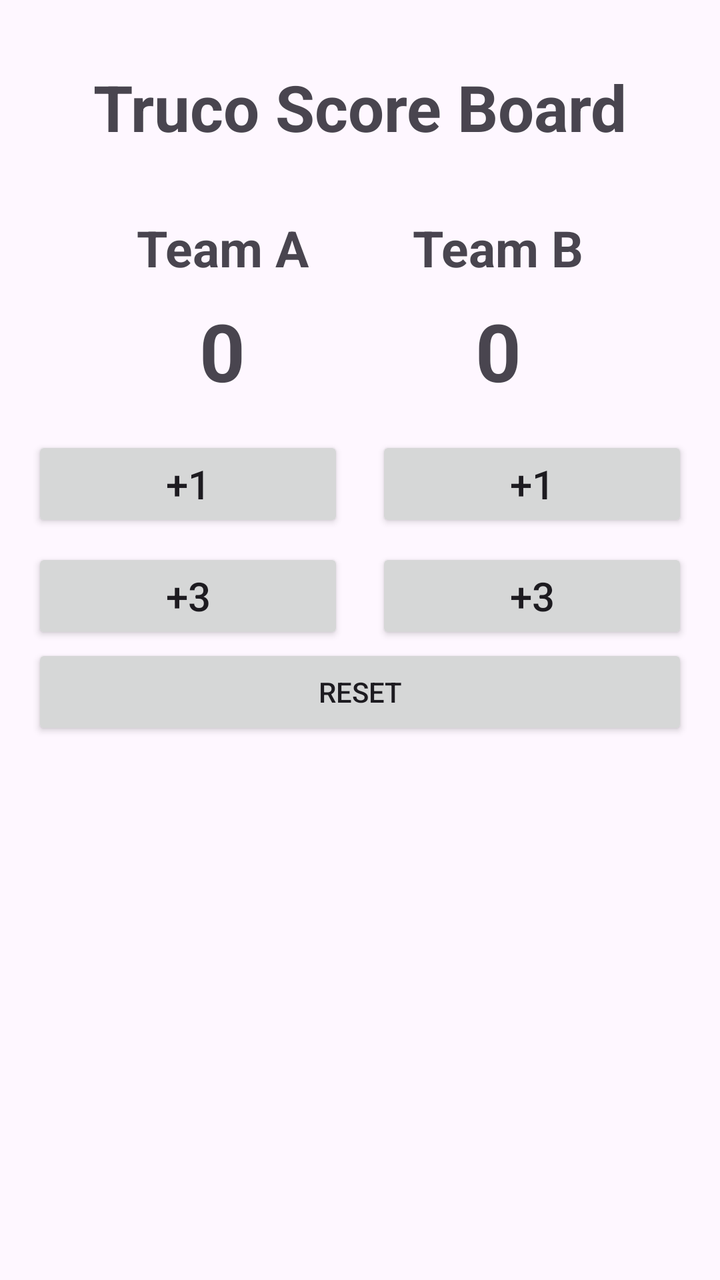
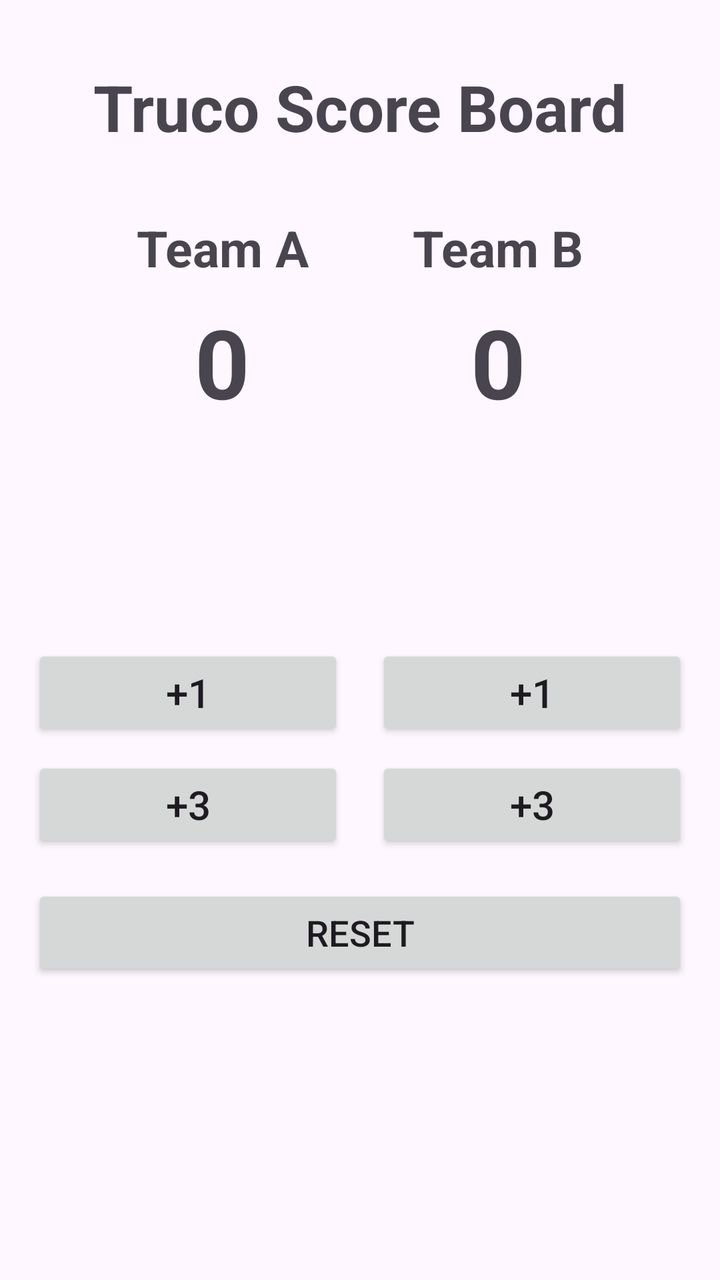

Compare the two renders of this Android layout. The source of the first and the diff that turns it into the second are given below.
<!-- AndroidManifest.xml: application theme Theme.TrucoScoreBoard -->
<!-- res/layout/activity_main.xml -->
<?xml version="1.0" encoding="utf-8"?>
<androidx.constraintlayout.widget.ConstraintLayout
    xmlns:android="http://schemas.android.com/apk/res/android"
    xmlns:app="http://schemas.android.com/apk/res-auto"
    xmlns:tools="http://schemas.android.com/tools"
    android:id="@+id/main"
    android:layout_width="match_parent"
    android:layout_height="match_parent"
    android:padding="16dp"
    tools:context=".MainActivity">

    <TextView
        android:id="@+id/textScore"
        android:layout_width="wrap_content"
        android:layout_height="wrap_content"
        android:text="Truco Score Board"
        android:textSize="32sp"
        android:textStyle="bold"
        android:layout_marginTop="16dp"
        app:layout_constraintEnd_toEndOf="parent"
        app:layout_constraintStart_toStartOf="parent"
        app:layout_constraintTop_toTopOf="parent" />

    <TextView
        android:id="@+id/TeamA"
        android:layout_width="wrap_content"
        android:layout_height="wrap_content"
        android:text="Team A"
        android:textSize="25sp"
        android:textStyle="bold"
        android:layout_marginTop="32dp"
        app:layout_constraintTop_toBottomOf="@id/textScore"
        app:layout_constraintStart_toStartOf="parent"
        app:layout_constraintEnd_toStartOf="@id/TeamB" />

    <TextView
        android:id="@+id/textScoreA"
        android:layout_width="wrap_content"
        android:layout_height="wrap_content"
        android:text="0"
        android:textSize="40sp"
        android:textStyle="bold"
        android:layout_marginTop="8dp"
        app:layout_constraintTop_toBottomOf="@id/TeamA"
        app:layout_constraintStart_toStartOf="@id/TeamA"
        app:layout_constraintEnd_toEndOf="@id/TeamA" />

    <Button
        android:id="@+id/btnIncrement1A"
        android:layout_width="0dp"
        android:layout_height="wrap_content"
        android:text="+1"
        android:textSize="20sp"
        android:layout_marginTop="16dp"
        android:layout_marginEnd="8dp"
        app:layout_constraintTop_toBottomOf="@id/textScoreA"
        app:layout_constraintStart_toStartOf="parent"
        app:layout_constraintEnd_toStartOf="@id/btnIncrement1B" />

    <Button
        android:id="@+id/btnIncrement3A"
        android:layout_width="0dp"
        android:layout_height="wrap_content"
        android:text="+3"
        android:textSize="20sp"
        android:layout_marginTop="8dp"
        app:layout_constraintTop_toBottomOf="@id/btnIncrement1A"
        app:layout_constraintStart_toStartOf="@id/btnIncrement1A"
        app:layout_constraintEnd_toEndOf="@id/btnIncrement1A" />

    <TextView
        android:id="@+id/TeamB"
        android:layout_width="wrap_content"
        android:layout_height="wrap_content"
        android:text="Team B"
        android:textSize="25sp"
        android:textStyle="bold"
        android:layout_marginTop="32dp"
        app:layout_constraintTop_toBottomOf="@id/textScore"
        app:layout_constraintStart_toEndOf="@id/TeamA"
        app:layout_constraintEnd_toEndOf="parent" />

    <TextView
        android:id="@+id/textScoreAB"
        android:layout_width="wrap_content"
        android:layout_height="wrap_content"
        android:text="0"
        android:textSize="40sp"
        android:textStyle="bold"
        android:layout_marginTop="8dp"
        app:layout_constraintTop_toBottomOf="@id/TeamB"
        app:layout_constraintStart_toStartOf="@id/TeamB"
        app:layout_constraintEnd_toEndOf="@id/TeamB" />

    <Button
        android:id="@+id/btnIncrement1B"
        android:layout_width="0dp"
        android:layout_height="wrap_content"
        android:text="+1"
        android:textSize="20sp"
        android:layout_marginTop="16dp"
        android:layout_marginStart="8dp"
        app:layout_constraintTop_toBottomOf="@id/textScoreAB"
        app:layout_constraintStart_toEndOf="@id/btnIncrement1A"
        app:layout_constraintEnd_toEndOf="parent" />

    <Button
        android:id="@+id/btnIncrement3B"
        android:layout_width="0dp"
        android:layout_height="wrap_content"
        android:text="+3"
        android:textSize="20sp"
        android:layout_marginTop="8dp"
        app:layout_constraintTop_toBottomOf="@id/btnIncrement1B"
        app:layout_constraintStart_toStartOf="@id/btnIncrement1B"
        app:layout_constraintEnd_toEndOf="@id/btnIncrement1B" />

    <Button
        android:id="@+id/btnReset"
        android:layout_width="match_parent"
        android:layout_height="wrap_content"
        android:text="Reset"
        app:layout_constraintTop_toBottomOf="@id/btnIncrement3B"
        app:layout_constraintStart_toStartOf="parent"
        app:layout_constraintStart_toEndOf="parent"
        app:layout_constraintEnd_toStartOf="parent"
        app:layout_constraintEnd_toEndOf="parent" />

</androidx.constraintlayout.widget.ConstraintLayout>
<!-- resources referenced by this layout -->
<resources>
  <style name="Theme.TrucoScoreBoard" parent="Base.Theme.TrucoScoreBoard" />
  <style name="Base.Theme.TrucoScoreBoard" parent="Theme.Material3.DayNight.NoActionBar">
          
          
      </style>
</resources>

<!-- the commit's change to res/layout/activity_main.xml (unified diff, before → after) -->
@@ -38,35 +38,12 @@
         android:layout_width="wrap_content"
         android:layout_height="wrap_content"
         android:text="0"
-        android:textSize="40sp"
+        android:textSize="48sp"
         android:textStyle="bold"
         android:layout_marginTop="8dp"
         app:layout_constraintTop_toBottomOf="@id/TeamA"
         app:layout_constraintStart_toStartOf="@id/TeamA"
         app:layout_constraintEnd_toEndOf="@id/TeamA" />
-
-    <Button
-        android:id="@+id/btnIncrement1A"
-        android:layout_width="0dp"
-        android:layout_height="wrap_content"
-        android:text="+1"
-        android:textSize="20sp"
-        android:layout_marginTop="16dp"
-        android:layout_marginEnd="8dp"
-        app:layout_constraintTop_toBottomOf="@id/textScoreA"
-        app:layout_constraintStart_toStartOf="parent"
-        app:layout_constraintEnd_toStartOf="@id/btnIncrement1B" />
-
-    <Button
-        android:id="@+id/btnIncrement3A"
-        android:layout_width="0dp"
-        android:layout_height="wrap_content"
-        android:text="+3"
-        android:textSize="20sp"
-        android:layout_marginTop="8dp"
-        app:layout_constraintTop_toBottomOf="@id/btnIncrement1A"
-        app:layout_constraintStart_toStartOf="@id/btnIncrement1A"
-        app:layout_constraintEnd_toEndOf="@id/btnIncrement1A" />
 
     <TextView
         android:id="@+id/TeamB"
@@ -81,16 +58,42 @@
         app:layout_constraintEnd_toEndOf="parent" />
 
     <TextView
-        android:id="@+id/textScoreAB"
+        android:id="@+id/textScoreB"
         android:layout_width="wrap_content"
         android:layout_height="wrap_content"
         android:text="0"
-        android:textSize="40sp"
+        android:textSize="48sp"
         android:textStyle="bold"
         android:layout_marginTop="8dp"
         app:layout_constraintTop_toBottomOf="@id/TeamB"
         app:layout_constraintStart_toStartOf="@id/TeamB"
         app:layout_constraintEnd_toEndOf="@id/TeamB" />
+
+    <TextView
+        android:id="@+id/tvStatus"
+        android:layout_width="0dp"
+        android:layout_height="wrap_content"
+        android:text=""
+        android:textSize="22sp"
+        android:textStyle="bold"
+        android:gravity="center"
+        android:textColor="#D32F2F"
+        android:layout_marginTop="32dp"
+        app:layout_constraintTop_toBottomOf="@id/textScoreA"
+        app:layout_constraintStart_toStartOf="parent"
+        app:layout_constraintEnd_toEndOf="parent" />
+
+    <Button
+        android:id="@+id/btnIncrement1A"
+        android:layout_width="0dp"
+        android:layout_height="wrap_content"
+        android:text="+1"
+        android:textSize="20sp"
+        android:layout_marginTop="48dp"
+        android:layout_marginEnd="8dp"
+        app:layout_constraintTop_toBottomOf="@id/tvStatus"
+        app:layout_constraintStart_toStartOf="parent"
+        app:layout_constraintEnd_toStartOf="@id/btnIncrement1B" />
 
     <Button
         android:id="@+id/btnIncrement1B"
@@ -98,11 +101,22 @@
         android:layout_height="wrap_content"
         android:text="+1"
         android:textSize="20sp"
-        android:layout_marginTop="16dp"
+        android:layout_marginTop="48dp"
         android:layout_marginStart="8dp"
-        app:layout_constraintTop_toBottomOf="@id/textScoreAB"
+        app:layout_constraintTop_toBottomOf="@id/tvStatus"
         app:layout_constraintStart_toEndOf="@id/btnIncrement1A"
         app:layout_constraintEnd_toEndOf="parent" />
+
+    <Button
+        android:id="@+id/btnIncrement3A"
+        android:layout_width="0dp"
+        android:layout_height="wrap_content"
+        android:text="+3"
+        android:textSize="20sp"
+        android:layout_marginTop="8dp"
+        app:layout_constraintTop_toBottomOf="@id/btnIncrement1A"
+        app:layout_constraintStart_toStartOf="@id/btnIncrement1A"
+        app:layout_constraintEnd_toEndOf="@id/btnIncrement1A" />
 
     <Button
         android:id="@+id/btnIncrement3B"
@@ -117,13 +131,13 @@
 
     <Button
         android:id="@+id/btnReset"
-        android:layout_width="match_parent"
+        android:layout_width="0dp"
         android:layout_height="wrap_content"
         android:text="Reset"
-        app:layout_constraintTop_toBottomOf="@id/btnIncrement3B"
+        android:textSize="18sp"
+        android:layout_marginTop="16dp"
+        app:layout_constraintTop_toBottomOf="@id/btnIncrement3A"
         app:layout_constraintStart_toStartOf="parent"
-        app:layout_constraintStart_toEndOf="parent"
-        app:layout_constraintEnd_toStartOf="parent"
         app:layout_constraintEnd_toEndOf="parent" />
 
 </androidx.constraintlayout.widget.ConstraintLayout>
